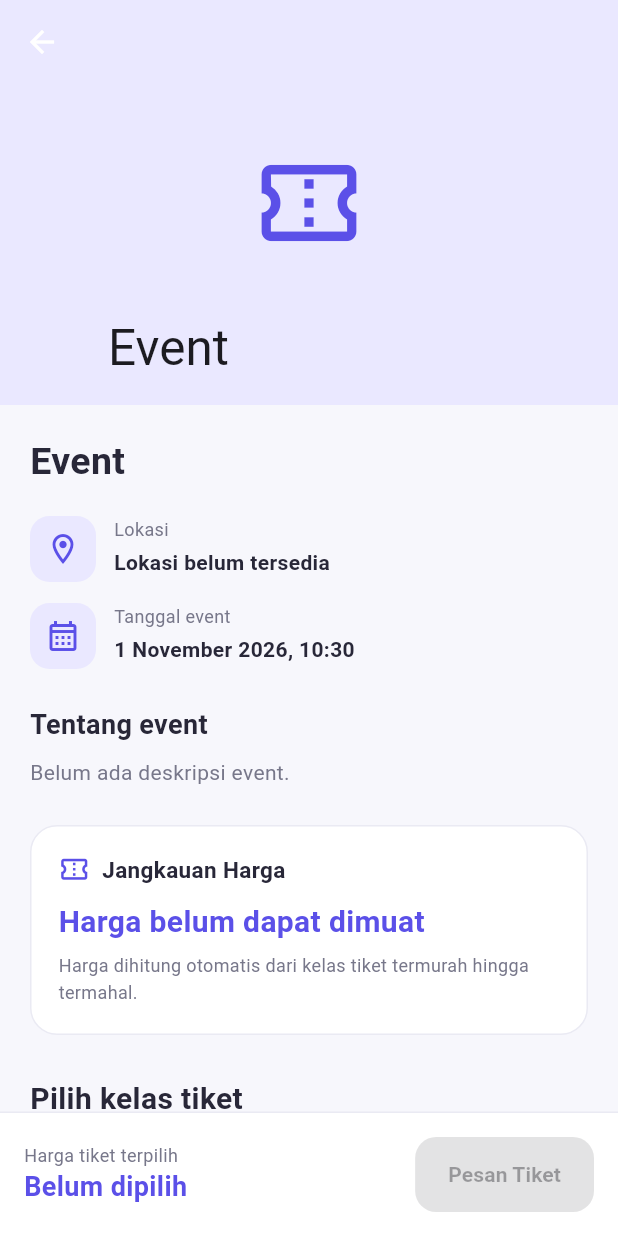
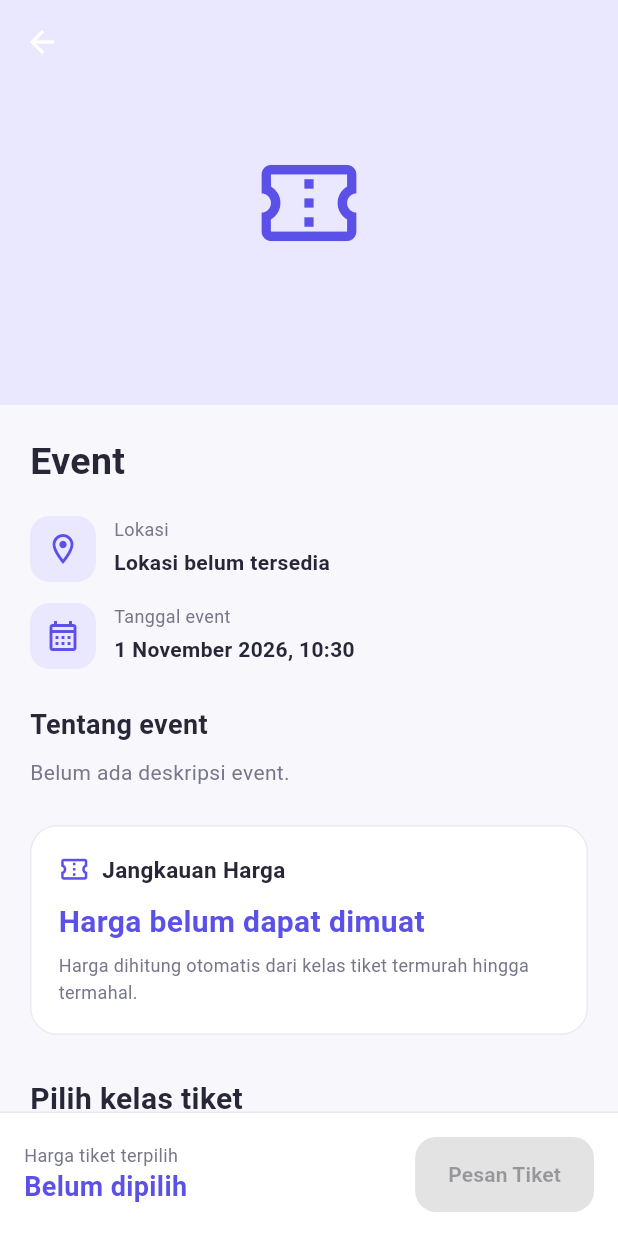
Before and after one commit to fatihnasywan04-oss/Aplikasi-tiket-update, a Flutter app: the EventDetailPage screen opened directly with empty values, on a phone screen of 412 x 824 dp. Run offline on Flutter 3.47's test engine with Material 3 defaults, Android fonts, the phone set to English and light mode, and no system bars; our stand-ins replace image_picker, pdf, printing, shared_preferences, video_player; accounts and stored records are empty.

Commit message:
Update aplikasi

```diff
--- a/lib/screens/user/event_detail_page.dart
+++ b/lib/screens/user/event_detail_page.dart
@@ -394,6 +394,7 @@ class _EventDetailPageState extends State<EventDetailPage> {
       backgroundColor: background,
       body: CustomScrollView(
         slivers: [
+
             SliverAppBar(
               pinned: true,
               expandedHeight: 270,
@@ -401,11 +402,6 @@ class _EventDetailPageState extends State<EventDetailPage> {
               foregroundColor: Colors.white,
               surfaceTintColor: Colors.transparent,
               flexibleSpace: FlexibleSpaceBar(
-              title: Text(
-                title,
-                maxLines: 1,
-                overflow: TextOverflow.ellipsis,
-              ),
                 background: image.isEmpty
                     ? Container(
                         color: const Color(0xFFEAE8FF),
@@ -435,6 +431,7 @@ class _EventDetailPageState extends State<EventDetailPage> {
                       ),
               ),
             ),
+
 
           SliverPadding(
             padding: const EdgeInsets.fromLTRB(20, 20, 20, 120),
```
Lines whose indentation alone changed are shown as unchanged.
